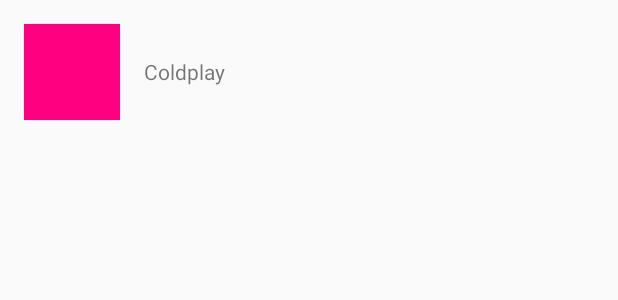
After one commit to Ekulf/SpotifyStreamer, an Android app: the layout list_item_artist.xml on its own in the app's theme, with its tools: preview values and no code run, on a phone screen of 412 x 824 dp. The commit adds this screen. Shown: the top 300 px of the screen. Run offline under Robolectric (Android 15) with nearby library versions, the phone set to English and light mode, and no system bars.

Commit message:
Created custom layout for artist list item

```diff
--- /dev/null
+++ b/app/src/main/res/layout/list_item_artist.xml
@@ -0,0 +1,24 @@
+<?xml version="1.0" encoding="utf-8"?>
+<LinearLayout xmlns:android="http://schemas.android.com/apk/res/android"
+              xmlns:tools="http://schemas.android.com/tools"
+              android:orientation="horizontal"
+              android:gravity="center_vertical"
+              android:padding="16dp"
+              android:layout_width="match_parent"
+              android:layout_height="wrap_content">
+
+    <ImageView
+        tools:background="@color/test_color"
+        android:id="@+id/artist_image"
+        android:layout_width="@dimen/artist_image_width"
+        android:layout_height="@dimen/artist_image_height"/>
+
+    <TextView
+        tools:text="Coldplay"
+        android:id="@+id/artist_name"
+        android:layout_marginLeft="16dp"
+        android:layout_marginRight="16dp"
+        android:layout_width="wrap_content"
+        android:layout_height="wrap_content"/>
+
+</LinearLayout>
--- /dev/null
+++ b/app/src/main/res/values/colors.xml
@@ -0,0 +1,4 @@
+<?xml version="1.0" encoding="utf-8"?>
+<resources>
+    <color name="test_color">#ff0080</color>
+</resources>
--- a/app/src/main/res/values/dimens.xml
+++ b/app/src/main/res/values/dimens.xml
@@ -2,4 +2,6 @@
     <!-- Default screen margins, per the Android Design guidelines. -->
     <dimen name="activity_horizontal_margin">16dp</dimen>
     <dimen name="activity_vertical_margin">16dp</dimen>
+    <dimen name="artist_image_width">64dp</dimen>
+    <dimen name="artist_image_height">64dp</dimen>
 </resources>
```
Also changed, not shown: app/src/main/java/com/github/ekulf/spotifystreamer/MainFragment.java (+60 -7 lines).
